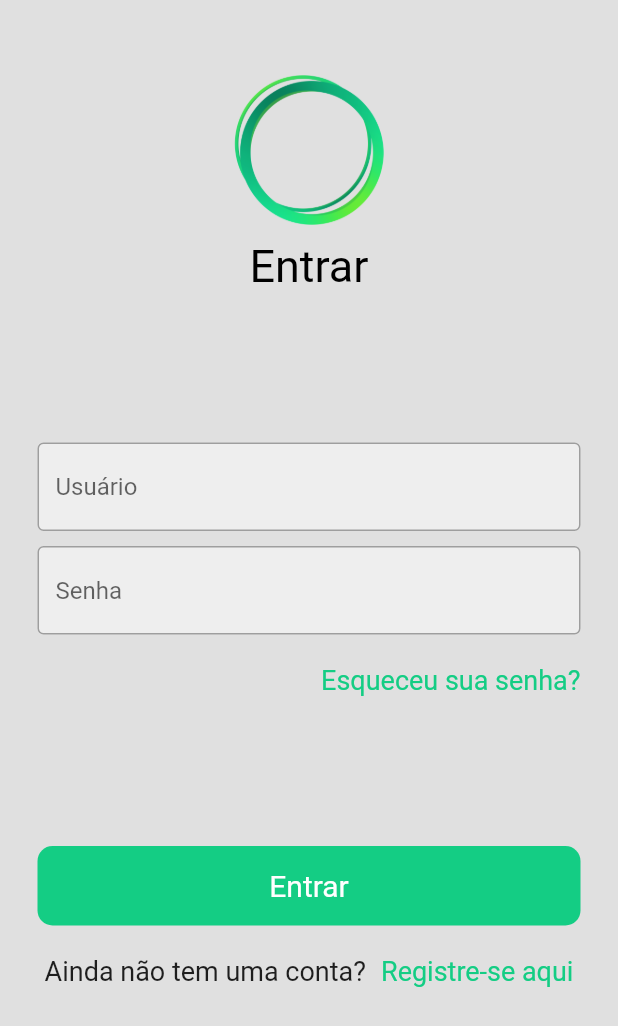
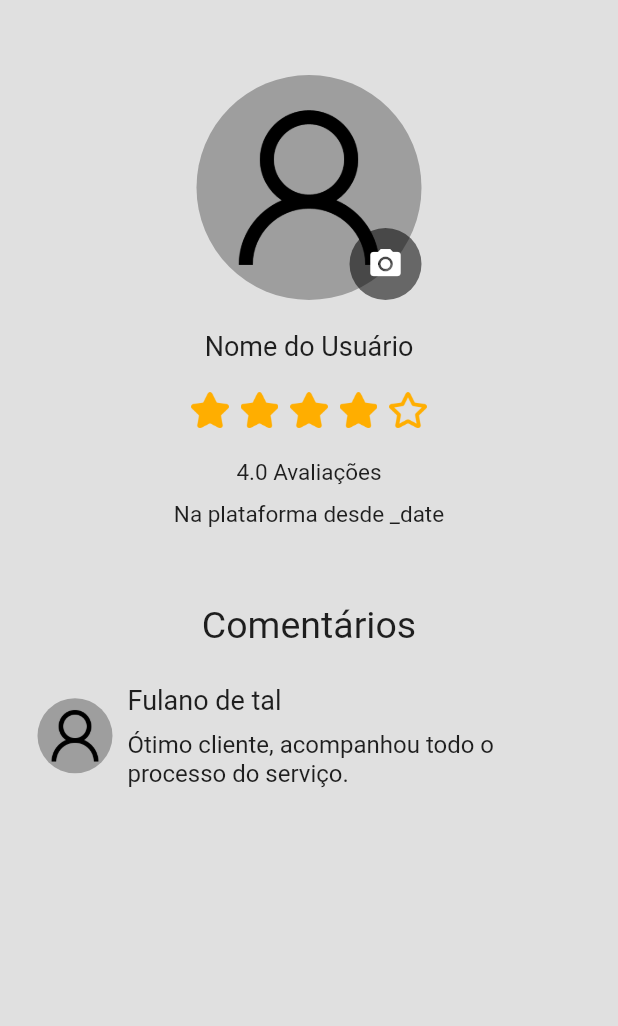
Before and after one commit to Vitkinn/find-services, a Flutter app: the screen it shows after launch, on a phone screen of 412 x 824 dp. Shown: the top 1026 px of the screen. Run offline on Flutter 3.47's test engine with Material 2 defaults, Android fonts, the phone set to English and light mode, and no system bars; drawn by our look-alikes of flutter_rating_bar; our stand-ins replace dartz, dio, flutter_modular.

Commit message:
User profile page.

```diff
--- a/lib/src/modules/shared/components/app_banner.dart
+++ b/lib/src/modules/shared/components/app_banner.dart
@@ -18,7 +18,7 @@ class AppBanner extends StatelessWidget {
   Widget build(BuildContext context) {
     return Column(children: [
       Image.asset(
-        'lib/assets/images/FindServices.png',
+        'lib/assets/images/find_services.png',
         height: logoSize ?? 100,
       ),
       const SizedBox(height: 10),
--- /dev/null
+++ b/lib/src/modules/user/presentation/pages/profile_page.dart
@@ -0,0 +1,143 @@
+import 'package:flutter/material.dart';
+import 'package:flutter_rating_bar/flutter_rating_bar.dart';
+
+class ProfilePage extends StatelessWidget {
+  const ProfilePage({super.key});
+
+  @override
+  Widget build(BuildContext context) {
+    late final _ratingController;
+    double _rating = 4;
+
+    return Scaffold(
+      backgroundColor: Colors.grey[300],
+      body: SingleChildScrollView(
+        child: SafeArea(
+          child: Center(
+            child: Column(
+              children: [
+                const SizedBox(height: 50),
+                Stack(
+                  alignment: Alignment.bottomRight,
+                  children: [
+                    const CircleAvatar(
+                      radius: 75,
+                      backgroundImage:
+                          AssetImage('lib/assets/images/user_icon.png'),
+                      backgroundColor: Colors.grey,
+                    ),
+                    Container(
+                      decoration: BoxDecoration(
+                        color: Colors.black54,
+                        borderRadius: BorderRadius.circular(75),
+                      ),
+                      child: IconButton(
+                        icon: const Icon(Icons.camera_alt),
+                        color: Colors.white,
+                        onPressed: () {},
+                      ),
+                    ),
+                  ],
+                ),
+                const SizedBox(height: 20),
+                const Text(
+                  'Nome do Usuário',
+                  style: TextStyle(
+                    fontSize: 18,
+                  ),
+                ),
+                const SizedBox(height: 20),
+                RatingBar(
+                  initialRating: _rating,
+                  direction: Axis.horizontal,
+                  ignoreGestures: true,
+                  allowHalfRating: true,
+                  itemCount: 5,
+                  ratingWidget: RatingWidget(
+                    full: Image.asset('lib/assets/images/star.png'),
+                    half: Image.asset('lib/assets/images/star_half.png'),
+                    empty: Image.asset('lib/assets/images/star_border.png'),
+                  ),
+                  itemPadding: const EdgeInsets.symmetric(horizontal: 4.0),
+                  onRatingUpdate: (rating) {},
+                  itemSize: 25,
+                ),
+                const SizedBox(height: 20),
+                Text(
+                  '$_rating Avaliações',
+                  style: const TextStyle(fontSize: 15),
+                ),
+                const SizedBox(height: 10),
+                const Text(
+                  'Na plataforma desde _date',
+                  style: TextStyle(fontSize: 15),
+                ),
+                const SizedBox(height: 50),
+                const Text('Comentários', style: TextStyle(fontSize: 25)),
+                const SizedBox(height: 25),
+                const Padding(
+                  padding: EdgeInsets.symmetric(horizontal: 25.0),
+                  child: Row(
+                    mainAxisAlignment: MainAxisAlignment.center,
+                    children: [
+                      CircleAvatar(
+                        radius: 25,
+                        backgroundImage:
+                            AssetImage('lib/assets/images/user_icon.png'),
+                        backgroundColor: Colors.grey,
+                      ),
+                      SizedBox(width: 10),
+                      Flexible(
+                        child: Column(
+                          crossAxisAlignment: CrossAxisAlignment.start,
+                          children: [
+                            Text(
+                              'Fulano de tal',
+                              style: TextStyle(fontSize: 18),
+                            ),
+                            SizedBox(height: 10),
+                            Text(
+                              'Ótimo cliente, acompanhou todo o processo do serviço.',
+                              style: TextStyle(fontSize: 16),
+                            ),
+                          ],
+                        ),
+                      )
+                    ],
+                  ),
+                )
+                // const Padding(
+                //   padding: EdgeInsets.symmetric(horizontal: 50),
+                //   child: Row(
+                //     children: [
+                //       CircleAvatar(
+                //         radius: 25,
+                //         backgroundImage:
+                //             AssetImage('lib/assets/images/user_icon.png'),
+                //         backgroundColor: Colors.grey,
+                //       ),
+                //       SizedBox(width: 10),
+                //       Column(
+                //           crossAxisAlignment: CrossAxisAlignment.start,
+                //           children: [
+                //             Text(
+                //               'Fulano de tal',
+                //               style: TextStyle(fontSize: 18),
+                //             ),
+                //             SizedBox(height: 10),
+                //             Text(
+                //               'Ótimo cliente, acompanhou todo o processo do serviço.',
+                //               style: TextStyle(fontSize: 16),
+                //             ),
+                //           ])
+                //     ],
+                //   ),
+                // ),
+              ],
+            ),
+          ),
+        ),
+      ),
+    );
+  }
+}
--- a/lib/src/modules/user/presentation/pages/register_photo_page.dart
+++ b/lib/src/modules/user/presentation/pages/register_photo_page.dart
@@ -14,7 +14,7 @@ class RegisterPhotoPage extends StatefulWidget {
 class _RegisterPhotoPageState extends State<RegisterPhotoPage> {
   final userNameController = TextEditingController();
   final passwordController = TextEditingController();
-  final String _profilePictureUrl = 'lib/assets/images/UserIcon.png';
+  final String _profilePictureUrl = 'lib/assets/images/user_icon.png';
   String? _selectedOption;
 
   List<String> _options = [
--- a/lib/src/modules/user/user_module.dart
+++ b/lib/src/modules/user/user_module.dart
@@ -2,6 +2,7 @@ import 'package:flutter_modular/flutter_modular.dart';
 import 'package:tcc_frontend/src/modules/user/data/datasource/i_user_datasource.dart';
 import 'package:tcc_frontend/src/modules/user/domain/repositories/i_user_repository.dart';
 import 'package:tcc_frontend/src/modules/user/presentation/pages/login_page.dart';
+import 'package:tcc_frontend/src/modules/user/presentation/pages/profile_page.dart';
 import 'package:tcc_frontend/src/modules/user/presentation/pages/register_data_page.dart';
 import 'package:tcc_frontend/src/modules/user/presentation/pages/register_password_page.dart';
 import 'package:tcc_frontend/src/modules/user/presentation/pages/register_photo_page.dart';
@@ -21,12 +22,13 @@ class UserModule extends Module {
 
   @override
   List<ModularRoute> get routes => [
-        ChildRoute('/', child: (context, args) => const LoginPage()),
+        //ChildRoute('/', child: (context, args) => const LoginPage()),
         ChildRoute('/register_data',
             child: (context, args) => const RegisterDataPage()),
         ChildRoute('/register_photo',
             child: (context, args) => const RegisterPhotoPage()),
         ChildRoute('/register_password',
             child: (context, args) => const RegisterPasswordPage()),
+        ChildRoute('/', child: (context, args) => const ProfilePage()),
       ];
 }
--- a/pubspec.yaml
+++ b/pubspec.yaml
@@ -39,6 +39,7 @@ dependencies:
   flutter_modular: ^5.0.3
   dartz: ^0.10.1
   brasil_fields: ^1.12.0
+  flutter_rating_bar: ^4.0.1
 
 dev_dependencies:
   flutter_test:
```
Also changed, not shown: lib/assets/images/find_services.png (renamed from lib/assets/images/FindServices.png), lib/assets/images/star.png (added), lib/assets/images/star_border.png (added), lib/assets/images/star_half.png (added), lib/assets/images/user_icon.png (renamed from lib/assets/images/UserIcon.png), pubspec.lock.
